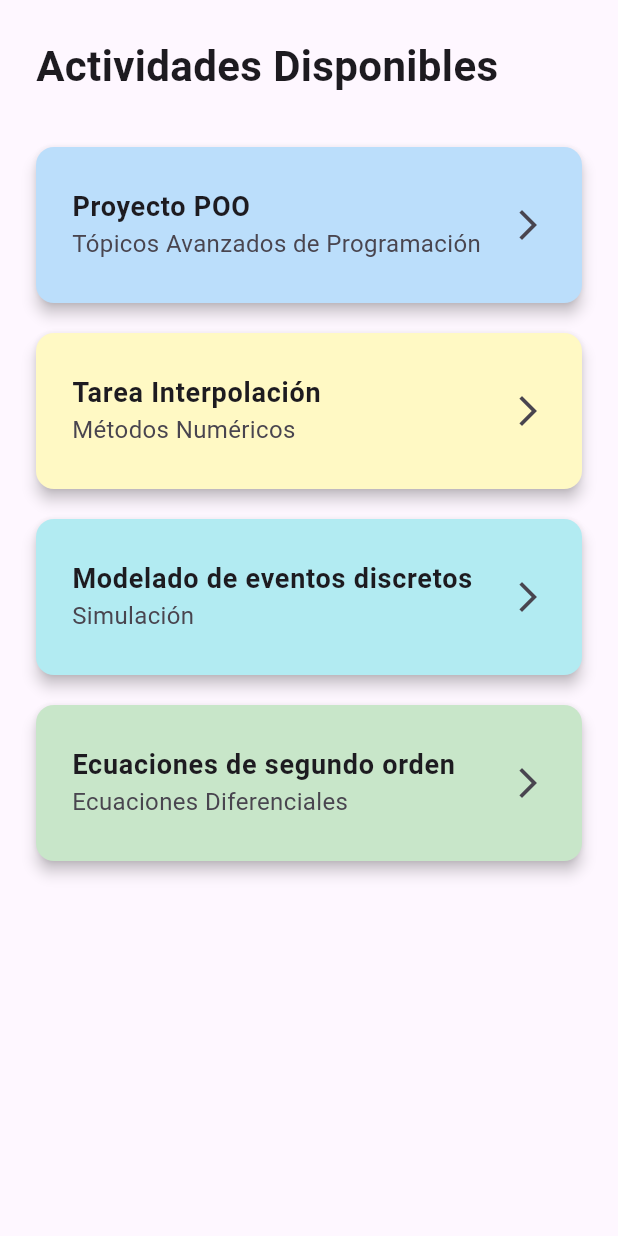
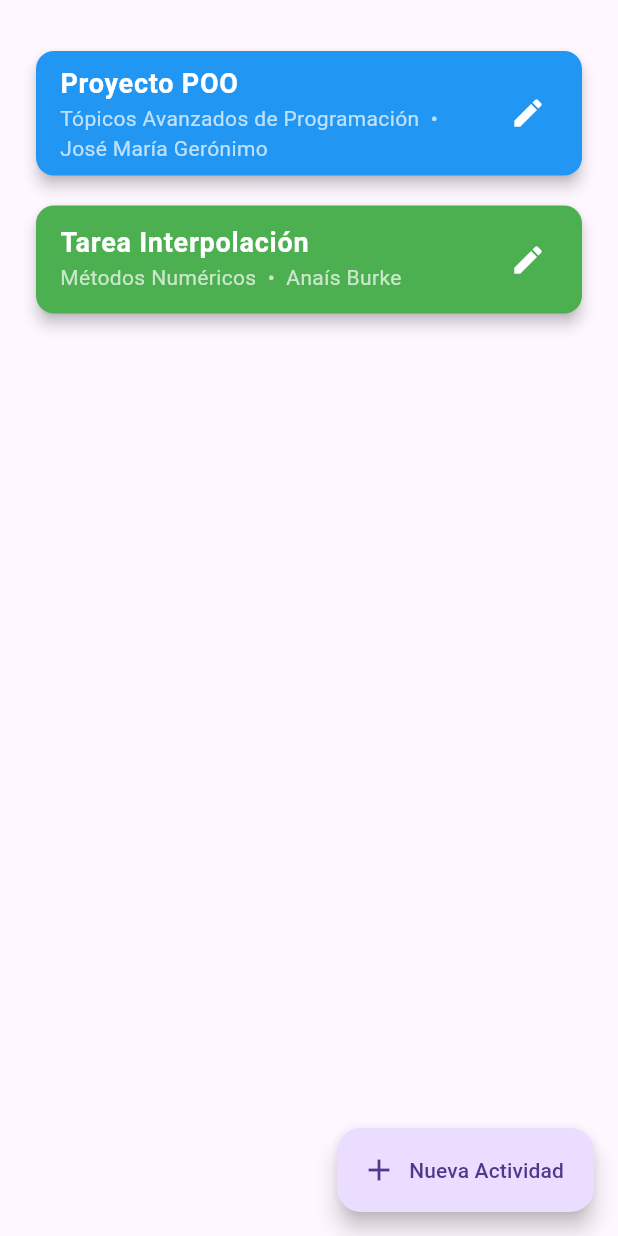
Before and after one commit to LuisMario698/ProyectoEdu, a Flutter app: the ActividadesWidget screen opened directly, on a phone screen of 412 x 824 dp. Run offline on Flutter 3.47's test engine with Material 3 defaults, Android fonts, the phone set to English and light mode, and no system bars; our stand-ins replace shared_preferences, table_calendar; accounts and stored records are empty.

Commit message:
commit 11,39

```diff
--- a/lib/widgetsDesktop/actividadess.dart
+++ b/lib/widgetsDesktop/actividadess.dart
@@ -1,104 +1,158 @@
 import 'package:flutter/material.dart';
-import 'package:proyectoeducativo/widgetsDesktop/actividad_detalle.dart.dart';
+import 'package:proyectoeducativo/widgetsDesktop/materia_model.dart';
 
-class ActividadesWidget extends StatelessWidget {
+
+class ActividadesWidget extends StatefulWidget {
   const ActividadesWidget({super.key});
 
-  final List<Map<String, dynamic>> actividades = const [
+  @override
+  State<ActividadesWidget> createState() => _ActividadesWidgetState();
+}
+
+class _ActividadesWidgetState extends State<ActividadesWidget> {
+  final List<Map<String, dynamic>> _actividades = [
     {
       'materia': 'Tópicos Avanzados de Programación',
       'titulo': 'Proyecto POO',
-      'descripcion': 'Desarrolla un sistema con clases abstractas y herencia.',
-      'fechaLimite': '7 abril 2025 - 11:59 PM',
-      'color': Color(0xFFBBDEFB),
+      'maestro': 'José María Gerónimo',
+      'color': Colors.blue,
     },
     {
       'materia': 'Métodos Numéricos',
       'titulo': 'Tarea Interpolación',
-      'descripcion': 'Resolver ejercicios con el método de Lagrange.',
-      'fechaLimite': '9 abril 2025 - 11:59 PM',
-      'color': Color(0xFFFFF9C4),
-    },
-    {
-      'materia': 'Simulación',
-      'titulo': 'Modelado de eventos discretos',
-      'descripcion': 'Investigar y representar un sistema discreto.',
-      'fechaLimite': '11 abril 2025 - 11:59 PM',
-      'color': Color(0xFFB2EBF2),
-    },
-    {
-      'materia': 'Ecuaciones Diferenciales',
-      'titulo': 'Ecuaciones de segundo orden',
-      'descripcion': 'Ejercicios del tema 4 del libro guía.',
-      'fechaLimite': '10 abril 2025 - 11:59 PM',
-      'color': Color(0xFFC8E6C9),
+      'maestro': 'Anaís Burke',
+      'color': Colors.green,
     },
   ];
 
-  @override
-  Widget build(BuildContext context) {
-    return Padding(
-      padding: const EdgeInsets.all(24.0),
+  final List<Color> _coloresDisponibles = [
+    Colors.blue,
+    Colors.green,
+    Colors.red,
+    Colors.purple,
+    Colors.orange,
+    Colors.teal,
+    Colors.brown,
+  ];
+
+  void _agregarOEditarActividad({int? index}) {
+    final tituloCtrl = TextEditingController(text: index != null ? _actividades[index]['titulo'] : '');
+    final materiaCtrl = TextEditingController(text: index != null ? _actividades[index]['materia'] : '');
+    final maestroCtrl = TextEditingController(text: index != null ? _actividades[index]['maestro'] : '');
+    Color colorSel = index != null ? _actividades[index]['color'] : _coloresDisponibles.first;
+
+
+    showDialog(
+      context: context,
+      builder: (_) => AlertDialog(
+        title: Text(index != null ? 'Editar Actividad' : 'Nueva Actividad'),
+        content: SingleChildScrollView(
           child: Column(
-        crossAxisAlignment: CrossAxisAlignment.start,
+            mainAxisSize: MainAxisSize.min,
             children: [
-          const Text(
-            'Actividades Disponibles',
-            style: TextStyle(fontSize: 28, fontWeight: FontWeight.bold),
+              TextField(
+                controller: tituloCtrl,
+                decoration: const InputDecoration(labelText: 'Título de la actividad'),
               ),
-          const SizedBox(height: 24),
-          Expanded(
-            child: ListView.builder(
-              itemCount: actividades.length,
-              itemBuilder: (context, index) {
-                final actividad = actividades[index];
+              TextField(
+                controller: materiaCtrl,
+                decoration: const InputDecoration(labelText: 'Materia'),
+              ),
+              TextField(
+                controller: maestroCtrl,
+                decoration: const InputDecoration(labelText: 'Nombre del maestro'),
+              ),
+              const SizedBox(height: 16),
+              Wrap(
+                spacing: 8,
+                children: _coloresDisponibles.map((c) {
                   return GestureDetector(
-                  onTap: () {
-                    Navigator.push(
-                      context,
-                      MaterialPageRoute(
-                        builder: (_) => ActividadDetallePage(
-                          materia: actividad['materia'],
-                          titulo: actividad['titulo'],
-                          descripcion: actividad['descripcion'],
-                          fechaLimite: actividad['fechaLimite'],
-                          color: actividad['color'],
+                    onTap: () => setState(() => colorSel = c),
+                    child: Container(
+                      width: 28,
+                      height: 28,
+                      decoration: BoxDecoration(
+                        color: c,
+                        shape: BoxShape.circle,
+                        border: Border.all(
+                          color: c == colorSel ? Colors.black : Colors.transparent,
+                          width: 2,
+                        ),
                       ),
                     ),
                   );
-                  },
-                  child: Card(
-                    color: actividad['color'],
-                    elevation: 4,
-                    shape: RoundedRectangleBorder(
-                      borderRadius: BorderRadius.circular(12),
+                }).toList(),
               ),
-                    margin: const EdgeInsets.symmetric(vertical: 10),
-                    child: ListTile(
-                      contentPadding: const EdgeInsets.symmetric(
-                        horizontal: 24,
-                        vertical: 16,
-                      ),
-                      title: Text(
-                        actividad['titulo'],
-                        style: const TextStyle(
-                          fontSize: 18,
-                          fontWeight: FontWeight.bold,
+            ],
           ),
         ),
+        actions: [
+          TextButton(onPressed: () => Navigator.pop(context), child: const Text('Cancelar')),
+          ElevatedButton(
+            onPressed: () {
+              setState(() {
+                if (index != null) {
+                  _actividades[index] = {
+                    'materia': materiaCtrl.text,
+                    'titulo': tituloCtrl.text,
+                    'maestro': maestroCtrl.text,
+                    'color': colorSel,
+                  };
+                } else {
+                  _actividades.add({
+                    'materia': materiaCtrl.text,
+                    'titulo': tituloCtrl.text,
+                    'maestro': maestroCtrl.text,
+                    'color': colorSel,
+                  });
+                }
+              });
+              Navigator.pop(context);
+            },
+            child: const Text('Guardar'),
+          ),
+        ],
+      ),
+    );
+  }
+
+  @override
+  Widget build(BuildContext context) {
+    return Scaffold(
+      floatingActionButton: FloatingActionButton.extended(
+        onPressed: () => _agregarOEditarActividad(),
+        icon: const Icon(Icons.add),
+        label: const Text('Nueva Actividad'),
+      ),
+      body: Padding(
+        padding: const EdgeInsets.all(24.0),
+        child: ListView.builder(
+          itemCount: _actividades.length,
+          itemBuilder: (context, index) {
+            final act = _actividades[index];
+            return GestureDetector(
+              onTap: () => _agregarOEditarActividad(index: index),
+              child: Card(
+                color: act['color'],
+                elevation: 4,
+                margin: const EdgeInsets.symmetric(vertical: 10),
+                shape: RoundedRectangleBorder(borderRadius: BorderRadius.circular(12)),
+                child: ListTile(
+                  title: Text(
+                    act['titulo'],
+                    style: const TextStyle(fontSize: 18, fontWeight: FontWeight.bold, color: Colors.white),
+                  ),
                   subtitle: Text(
-                        actividad['materia'],
-                        style: const TextStyle(fontSize: 16),
+                    '${act['materia']}  •  ${act['maestro']}',
+                    style: const TextStyle(color: Colors.white70),
                   ),
-                      trailing: const Icon(Icons.arrow_forward_ios),
+                  trailing: const Icon(Icons.edit, color: Colors.white),
                 ),
               ),
             );
           },
         ),
       ),
-        ],
-      ),
     );
   }
 }
--- a/lib/widgetsDesktop/materiass.dart
+++ b/lib/widgetsDesktop/materiass.dart
@@ -1,4 +1,6 @@
 import 'package:flutter/material.dart';
+import 'package:proyectoeducativo/widgetsDesktop/materia_model.dart';
+
 
 class MateriasWidget extends StatefulWidget {
   const MateriasWidget({super.key});
```
Also changed, not shown: lib/main.dart (+18 -24 lines), lib/widgetsDesktop/materia_model.dart (added). Lines whose indentation alone changed are shown as unchanged.
